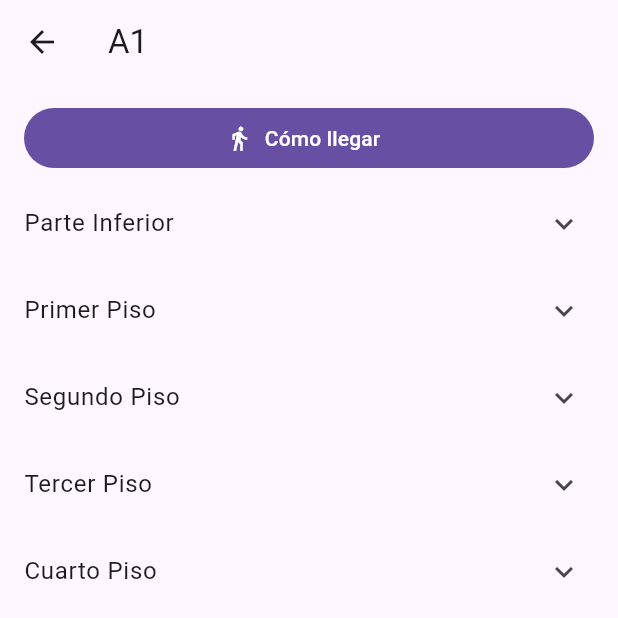
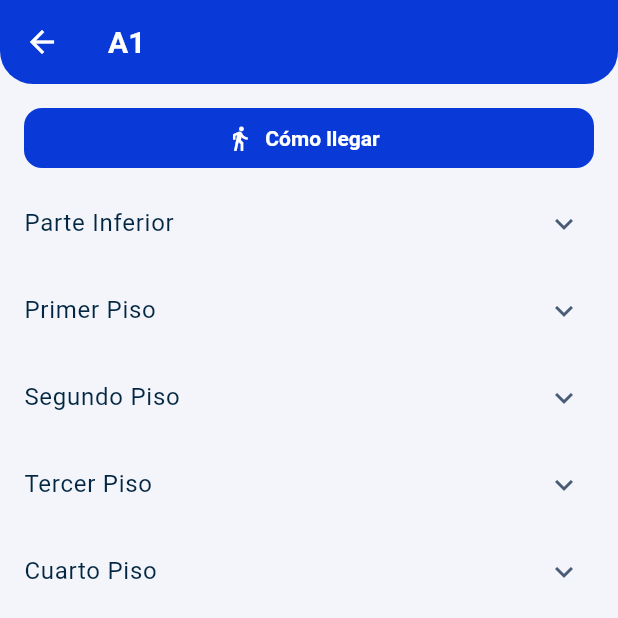
Before and after one commit to ISCOUTB/AS_202620_mapsutb, a Flutter app: the screen it shows after launch, after a tap on "A1", on a phone screen of 412 x 824 dp. Shown: the top 618 px of the screen. Run offline on Flutter 3.47's test engine with Material 3 defaults, Android fonts, the phone set to English and light mode, and no system bars; our stand-ins replace flutter_map, geolocator, latlong2.

Commit message:
feat(identidad): tema global con la paleta de Maps UTB y manifiesto web en español

```diff
--- /dev/null
+++ b/lib/features/zonas/presentation/tema_maps_utb.dart
@@ -0,0 +1,119 @@
+import 'package:flutter/material.dart';
+
+/// Paleta de Maps UTB (docs/manual_identidad_visual.md y la propuesta
+/// aprobada en docs/diseno/propuesta-interfaz.html). Son los mismos hex que
+/// usa `MapaWidget` para pines, ruta y "tú estás aquí".
+///
+/// Vive en la feature de zonas porque hoy solo la consumen estas pantallas y
+/// el tema global; si otra feature la necesita, se mueve a `lib/core/`.
+abstract final class ColoresMapsUtb {
+  /// Azul Maps UTB: encabezados, botones y navegación activa.
+  static const azul = Color(0xFF093AD8);
+
+  /// Tinte suave del azul para fondos de chips, etiquetas e indicadores.
+  static const azulSuave = Color(0xFFEAF0FF);
+
+  /// Navy: texto principal.
+  static const navy = Color(0xFF032742);
+
+  /// Esmeralda: solo ruta activa y confirmaciones.
+  static const esmeralda = Color(0xFF028C5C);
+
+  /// Verde lima: solo "tú estás aquí".
+  static const lima = Color(0xFF71EC37);
+
+  /// Celeste: información y servicios.
+  static const celeste = Color(0xFF0FC5EF);
+
+  /// Morado: biblioteca y detalles puntuales.
+  static const morado = Color(0xFF5817D3);
+
+  /// Fondo de la app y superficie de tarjetas.
+  static const fondo = Color(0xFFF3F5FB);
+  static const superficie = Colors.white;
+
+  /// Texto secundario. La propuesta usa #7A889C para metadatos, pero sobre
+  /// blanco da 3,6:1; este tono (el "ink-2" de la propuesta) da 6,8:1.
+  static const textoSecundario = Color(0xFF4A5C75);
+
+  /// Borde fino de tarjetas, chips y campos (la propuesta prefiere bordes
+  /// de 1 px a sombras).
+  static const linea = Color(0xFFE1E6F2);
+}
+
+/// Tema global de la app: al definirlo una vez, las pantallas existentes
+/// toman la identidad visual sin reescribirlas. Montserrat queda pendiente
+/// (hay que empaquetarla en assets/fonts/ y declararla en pubspec.yaml);
+/// mientras tanto se usa la fuente del sistema.
+ThemeData temaMapsUtb() {
+  final esquema = ColorScheme.fromSeed(seedColor: ColoresMapsUtb.azul).copyWith(
+    primary: ColoresMapsUtb.azul,
+    onPrimary: Colors.white,
+    primaryContainer: ColoresMapsUtb.azulSuave,
+    onPrimaryContainer: ColoresMapsUtb.azul,
+    surface: ColoresMapsUtb.superficie,
+    onSurface: ColoresMapsUtb.navy,
+    onSurfaceVariant: ColoresMapsUtb.textoSecundario,
+    outlineVariant: ColoresMapsUtb.linea,
+  );
+  const radioCampos = BorderRadius.all(Radius.circular(12));
+  const radioTarjetas = BorderRadius.all(Radius.circular(14));
+
+  return ThemeData(
+    colorScheme: esquema,
+    scaffoldBackgroundColor: ColoresMapsUtb.fondo,
+    appBarTheme: const AppBarTheme(
+      backgroundColor: ColoresMapsUtb.azul,
+      foregroundColor: Colors.white,
+      centerTitle: false,
+      titleTextStyle: TextStyle(
+        color: Colors.white,
+        fontSize: 20,
+        fontWeight: FontWeight.w700,
+      ),
+      // Encabezado azul con esquinas redondeadas, como en la UTB App.
+      shape: RoundedRectangleBorder(
+        borderRadius: BorderRadius.vertical(bottom: Radius.circular(22)),
+      ),
+    ),
+    cardTheme: const CardThemeData(
+      color: ColoresMapsUtb.superficie,
+      elevation: 0,
+      margin: EdgeInsets.zero,
+      shape: RoundedRectangleBorder(
+        borderRadius: radioTarjetas,
+        side: BorderSide(color: ColoresMapsUtb.linea),
+      ),
+    ),
+    listTileTheme: const ListTileThemeData(
+      shape: RoundedRectangleBorder(borderRadius: radioTarjetas),
+    ),
+    filledButtonTheme: FilledButtonThemeData(
+      style: FilledButton.styleFrom(
+        shape: const RoundedRectangleBorder(borderRadius: radioCampos),
+        textStyle: const TextStyle(fontWeight: FontWeight.w600),
+      ),
+    ),
+    inputDecorationTheme: const InputDecorationTheme(
+      filled: true,
+      fillColor: ColoresMapsUtb.superficie,
+      prefixIconColor: ColoresMapsUtb.azul,
+      border: OutlineInputBorder(
+        borderRadius: radioCampos,
+        borderSide: BorderSide(color: ColoresMapsUtb.linea),
+      ),
+      enabledBorder: OutlineInputBorder(
+        borderRadius: radioCampos,
+        borderSide: BorderSide(color: ColoresMapsUtb.linea),
+      ),
+      focusedBorder: OutlineInputBorder(
+        borderRadius: radioCampos,
+        borderSide: BorderSide(color: ColoresMapsUtb.azul, width: 1.5),
+      ),
+    ),
+    navigationBarTheme: const NavigationBarThemeData(
+      backgroundColor: ColoresMapsUtb.superficie,
+      indicatorColor: ColoresMapsUtb.azulSuave,
+    ),
+  );
+}
--- a/lib/main.dart
+++ b/lib/main.dart
@@ -6,6 +6,7 @@ import 'adapters/geocoding_adapter.dart';
 import 'adapters/static_map_adapter.dart';
 import 'core/config_apis.dart';
 import 'features/zonas/presentation/screens/zonas_screen.dart';
+import 'features/zonas/presentation/tema_maps_utb.dart';
 import 'features/mapas_ruteo/presentation/screens/mapa_screen.dart';
 import 'features/mapas_ruteo/presentation/screens/ubicacion_screen.dart';
 import 'repositories/zona_repository.dart';
@@ -24,9 +25,10 @@ class MapsUtbApp extends StatelessWidget {
 
   @override
   Widget build(BuildContext context) {
-    return const MaterialApp(
+    return MaterialApp(
       title: 'MAPSUTB',
-      home: _RaizNavegacion(),
+      theme: temaMapsUtb(),
+      home: const _RaizNavegacion(),
     );
   }
 }
```
Also changed, not shown: 2 other files.
